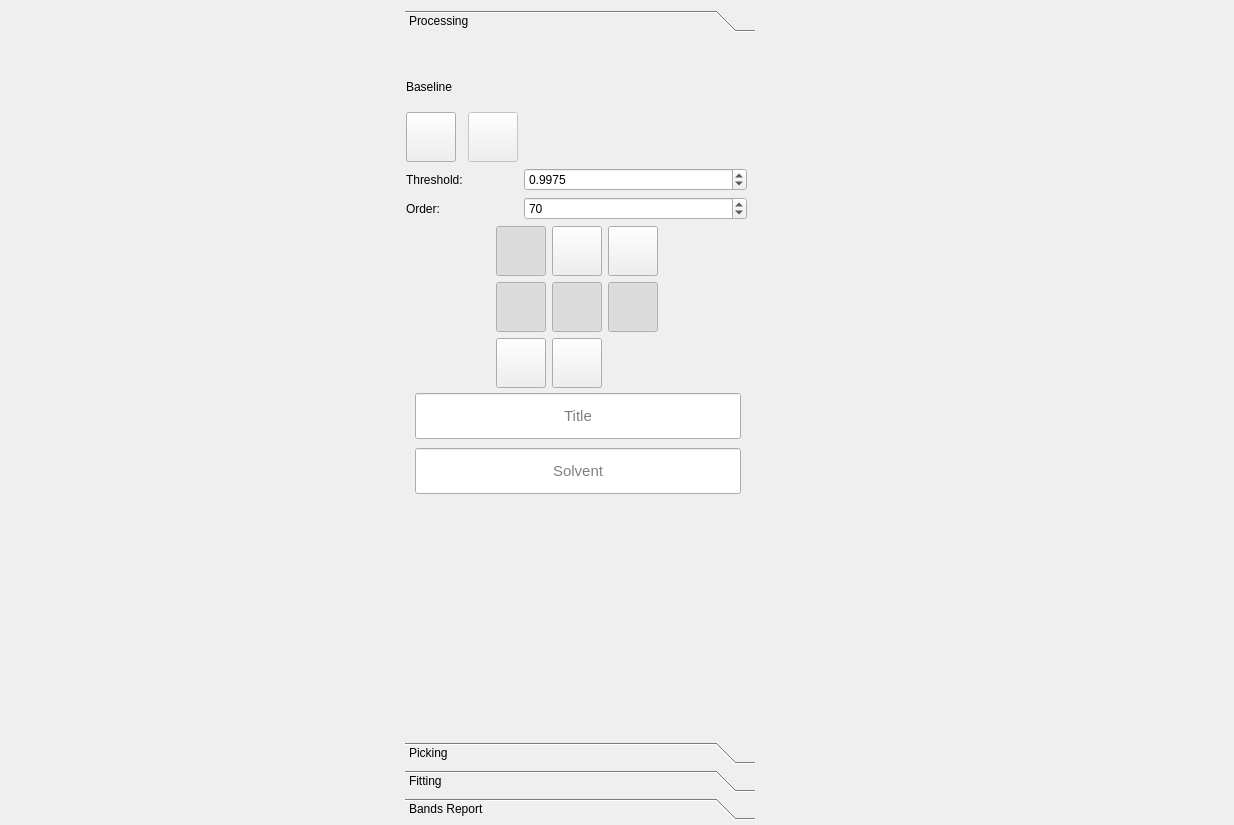
Qt form Views/uiIRPlotter_new.ui (samuelvp360/SVP360CalculationController) before a commit.
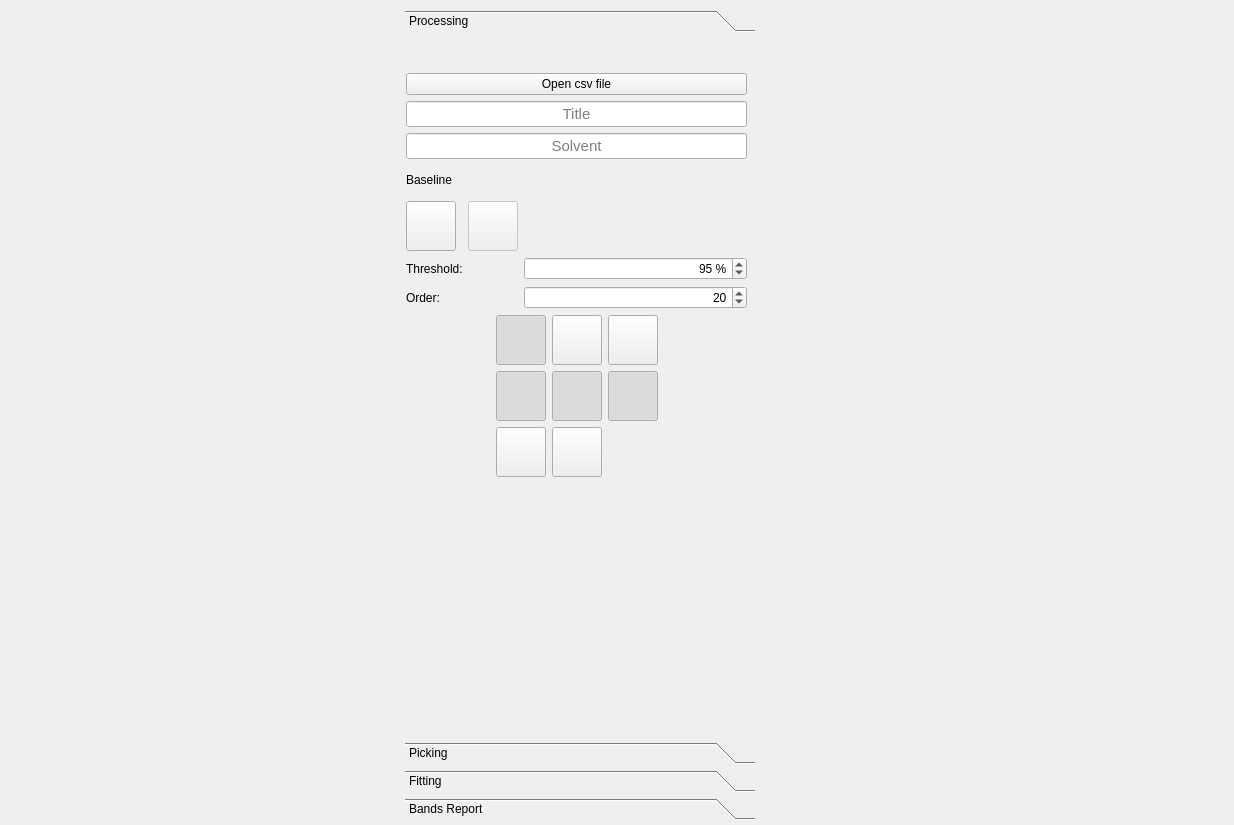
The same form after that commit. The open tabs and pages were chosen to show the change.

What changed in the file:
```diff
--- a/Views/uiIRPlotter_new.ui
+++ b/Views/uiIRPlotter_new.ui
@@ -81,12 +81,56 @@
         <property name="geometry">
          <rect>
           <x>1</x>
-          <y>30</y>
+          <y>35</y>
           <width>341</width>
-          <height>320</height>
+          <height>404</height>
          </rect>
         </property>
         <layout class="QVBoxLayout" name="verticalLayout">
+         <item>
+          <widget class="QPushButton" name="pushButton">
+           <property name="toolTip">
+            <string>Open csv file (Ctrl+O)</string>
+           </property>
+           <property name="text">
+            <string>Open csv file</string>
+           </property>
+          </widget>
+         </item>
+         <item>
+          <widget class="QLineEdit" name="uiTitleLine">
+           <property name="font">
+            <font>
+             <pointsize>11</pointsize>
+             <italic>false</italic>
+             <kerning>true</kerning>
+            </font>
+           </property>
+           <property name="alignment">
+            <set>Qt::AlignCenter</set>
+           </property>
+           <property name="placeholderText">
+            <string>Title</string>
+           </property>
+          </widget>
+         </item>
+         <item>
+          <widget class="QLineEdit" name="uiSolventLine">
+           <property name="font">
+            <font>
+             <pointsize>11</pointsize>
+             <italic>false</italic>
+             <kerning>true</kerning>
+            </font>
+           </property>
+           <property name="alignment">
+            <set>Qt::AlignCenter</set>
+           </property>
+           <property name="placeholderText">
+            <string>Solvent</string>
+           </property>
+          </widget>
+         </item>
          <item>
           <widget class="QLabel" name="label_6">
            <property name="text">
@@ -183,27 +227,36 @@
            </item>
            <item row="1" column="4">
             <widget class="QDoubleSpinBox" name="uiBaseThresholdSpinBox">
+             <property name="alignment">
+              <set>Qt::AlignRight|Qt::AlignTrailing|Qt::AlignVCenter</set>
+             </property>
+             <property name="suffix">
+              <string> %</string>
+             </property>
              <property name="decimals">
-              <number>4</number>
+              <number>0</number>
              </property>
              <property name="maximum">
-              <double>1.000000000000000</double>
+              <double>100.000000000000000</double>
              </property>
              <property name="singleStep">
               <double>0.000100000000000</double>
              </property>
              <property name="value">
-              <double>0.997500000000000</double>
+              <double>95.000000000000000</double>
              </property>
             </widget>
            </item>
            <item row="2" column="4">
             <widget class="QSpinBox" name="uiOrderBaseSpinBox">
+             <property name="alignment">
+              <set>Qt::AlignRight|Qt::AlignTrailing|Qt::AlignVCenter</set>
+             </property>
              <property name="minimum">
               <number>1</number>
              </property>
              <property name="value">
-              <number>70</number>
+              <number>20</number>
              </property>
             </widget>
            </item>
@@ -542,52 +595,6 @@
          </item>
         </layout>
        </widget>
-       <widget class="QLineEdit" name="uiTitleLine">
-        <property name="geometry">
-         <rect>
-          <x>10</x>
-          <y>355</y>
-          <width>326</width>
-          <height>46</height>
-         </rect>
-        </property>
-        <property name="font">
-         <font>
-          <pointsize>11</pointsize>
-          <italic>false</italic>
-          <kerning>true</kerning>
-         </font>
-        </property>
-        <property name="alignment">
-         <set>Qt::AlignCenter</set>
-        </property>
-        <property name="placeholderText">
-         <string>Title</string>
-        </property>
-       </widget>
-       <widget class="QLineEdit" name="uiSolventLine">
-        <property name="geometry">
-         <rect>
-          <x>10</x>
-          <y>410</y>
-          <width>326</width>
-          <height>46</height>
-         </rect>
-        </property>
-        <property name="font">
-         <font>
-          <pointsize>11</pointsize>
-          <italic>false</italic>
-          <kerning>true</kerning>
-         </font>
-        </property>
-        <property name="alignment">
-         <set>Qt::AlignCenter</set>
-        </property>
-        <property name="placeholderText">
-         <string>Solvent</string>
-        </property>
-       </widget>
       </widget>
       <widget class="QWidget" name="page_7">
        <property name="geometry">
```
Left out of the diff: 164 changed lines with no effect on the pictures.
